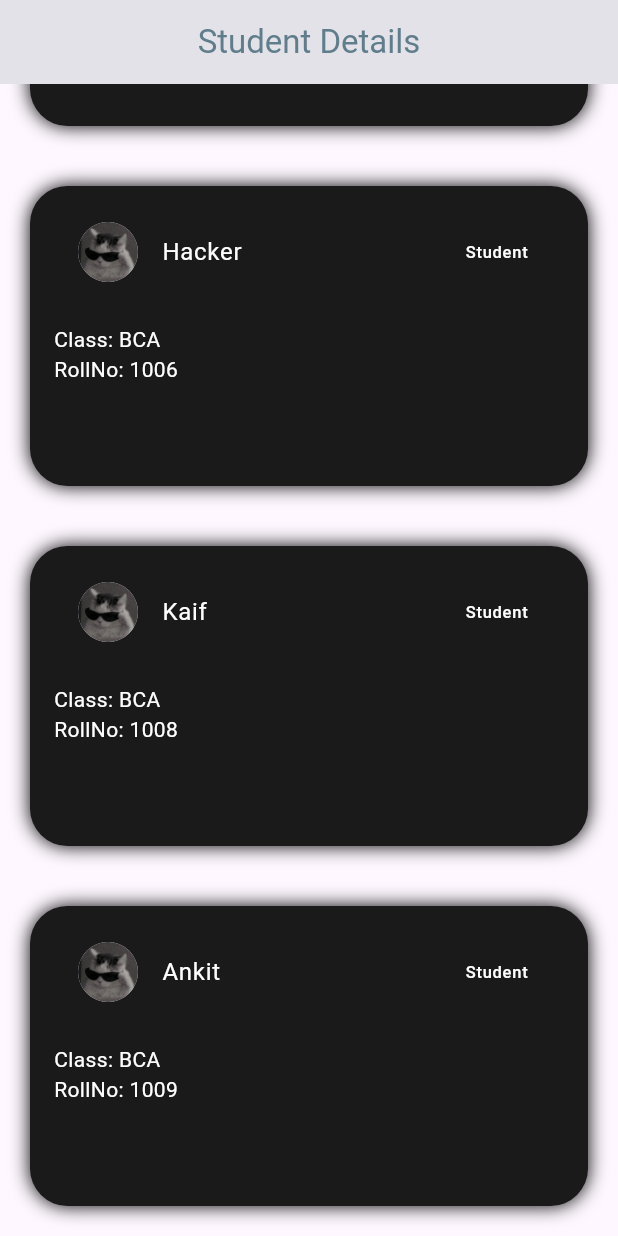
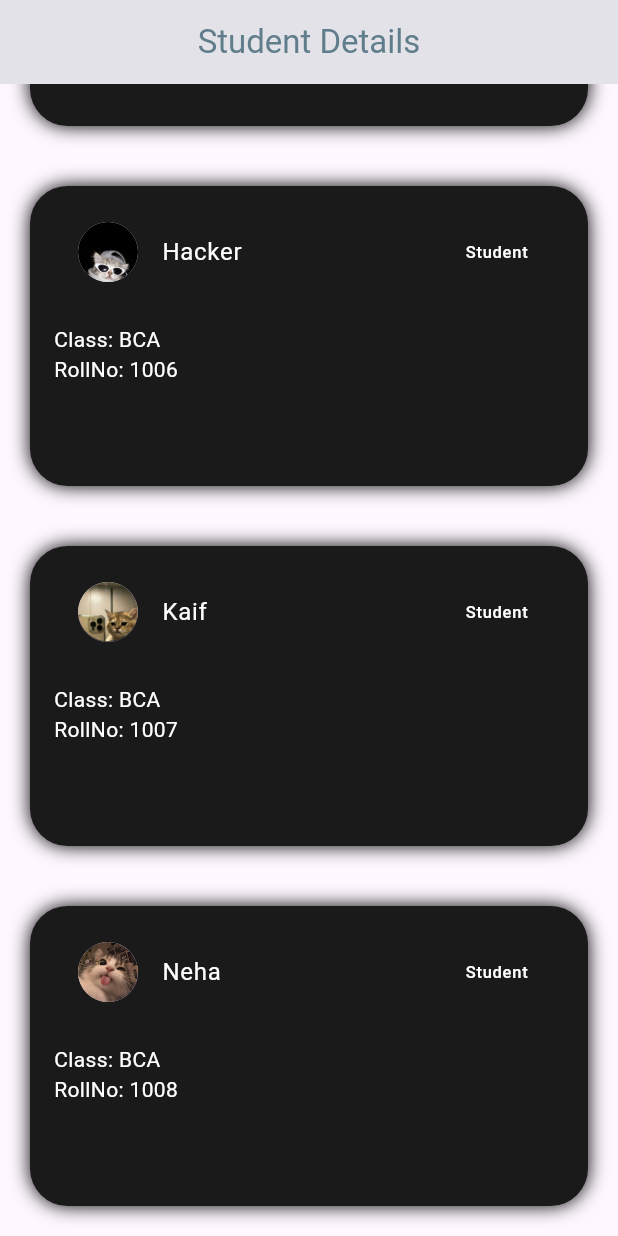
Before and after one commit to nikhilbishnoi007/Flutter-Practice, a Flutter app: the screen it shows after launch, scrolled down 1152 dp, on a phone screen of 412 x 824 dp. Run offline on Flutter 3.47's test engine with Material 3 defaults, Android fonts, the phone set to English and light mode, and no system bars.

Commit message:
add avatar to every student

```diff
--- a/first_app/lib/main.dart
+++ b/first_app/lib/main.dart
@@ -13,10 +13,10 @@ class MyApp extends StatelessWidget {
       title: 'Student Managment',
       debugShowCheckedModeBanner: false,
       theme: ThemeData(
-
+        // scaffoldBackgroundColor: const Color(0xFF0D0D0D),
         colorScheme: ColorScheme.fromSeed(
           seedColor: const Color(0xFF1F0D42),
-
+          // brightness: Brightness.dark,
         ),
         useMaterial3: true,
       ),
@@ -38,14 +38,16 @@ class _HomeScreen extends State<HomeScreen> {
   @override
   Widget build(BuildContext context) {
     var names = [
-      {"name": "nikhil", "class": "BCA", "RollNo": 1001, "Role": "Monitor","avatar":"assets/images/boyavatar.jpg"},
+      {"name": "nikhil", "class": "BCA", "RollNo": 1001, "Role": "Monitor","avatar":"assets/images/boy5avatar.jpg"},
       {"name": "priyanka", "class": "BCA", "RollNo": 1002, "Role": "HeadGirl","avatar":"assets/images/girlavatar.jpg"},
-      {"name": "dilshan", "class": "BCA", "RollNo": 1003, "Role": "HeadBoy","avatar":"assets/images/boyavatar.jpg"},
-      {"name": "khushi", "class": "BCA", "RollNo": 1004, "Role": "Student","avatar":"assets/images/girlavatar.jpg"},
-      {"name": "vikash", "class": "BCA", "RollNo": 1005, "Role": "Student","avatar":"assets/images/boyavatar.jpg"},
-      {"name": "hacker", "class": "BCA", "RollNo": 1006, "Role": "Student","avatar":"assets/images/boyavatar.jpg"},
-      {"name": "kaif", "class": "BCA", "RollNo": 1008, "Role": "Student","avatar":"assets/images/boyavatar.jpg"},
+      {"name": "dilshan", "class": "BCA", "RollNo": 1003, "Role": "HeadBoy","avatar":"assets/images/boy1avatar.jpg"},
+      {"name": "khushi", "class": "BCA", "RollNo": 1004, "Role": "Student","avatar":"assets/images/girl1avatar.jpg"},
+      {"name": "vikash", "class": "BCA", "RollNo": 1005, "Role": "Student","avatar":"assets/images/boy2avatar.jpg"},
+      {"name": "hacker", "class": "BCA", "RollNo": 1006, "Role": "Student","avatar":"assets/images/boy3avatar.jpg"},
+      {"name": "kaif", "class": "BCA", "RollNo": 1007, "Role": "Student","avatar":"assets/images/boy4avatar.jpg"},
+      {"name": "neha", "class": "BCA", "RollNo": 1008, "Role": "Student","avatar":"assets/images/girl2avatar.jpg"},
       {"name": "ankit", "class": "BCA", "RollNo": 1009, "Role": "Student","avatar":"assets/images/boyavatar.jpg"},
+      {"name": "zaheer", "class": "BCA", "RollNo": 1010, "Role": "Student","avatar":"assets/images/boy6avatar.jpg"},
     ];
     String capitalize(String text) {
       if (text.isEmpty) return text;
```
Also changed, not shown: first_app/assets/images/boy1avatar.jpg (added), first_app/assets/images/boy2avatar.jpg (added), first_app/assets/images/boy3avatar.jpg (added), first_app/assets/images/boy4avatar.jpg (added), first_app/assets/images/boy5avatar.jpg (added), first_app/assets/images/boy6avatar.jpg (added), first_app/assets/images/boyavatar.jpg, first_app/assets/images/girl1avatar.jpg (added), first_app/assets/images/girl2avatar.jpg (added).
